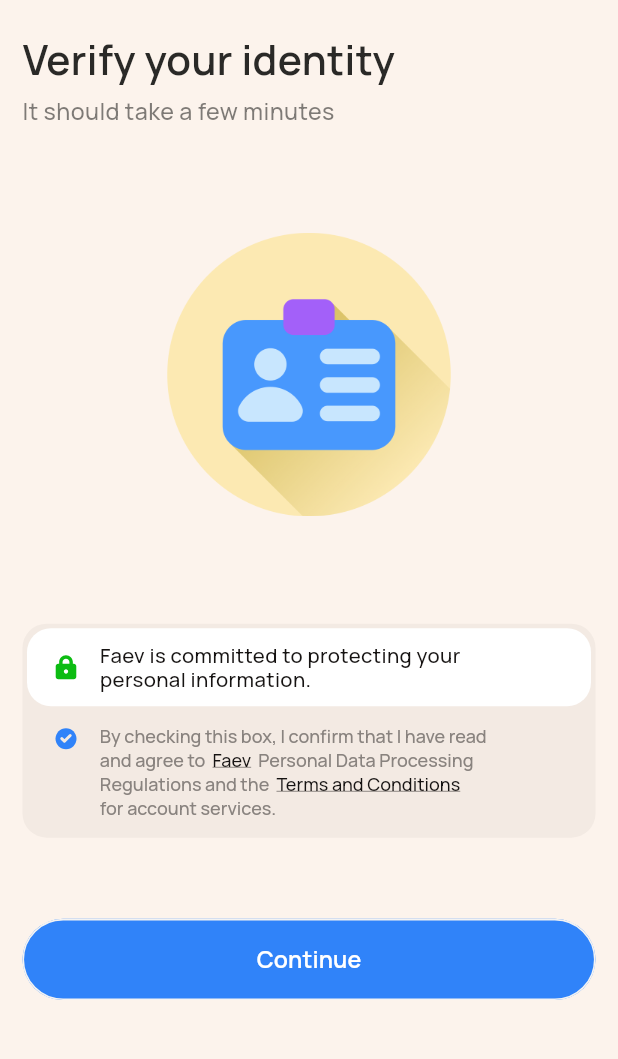
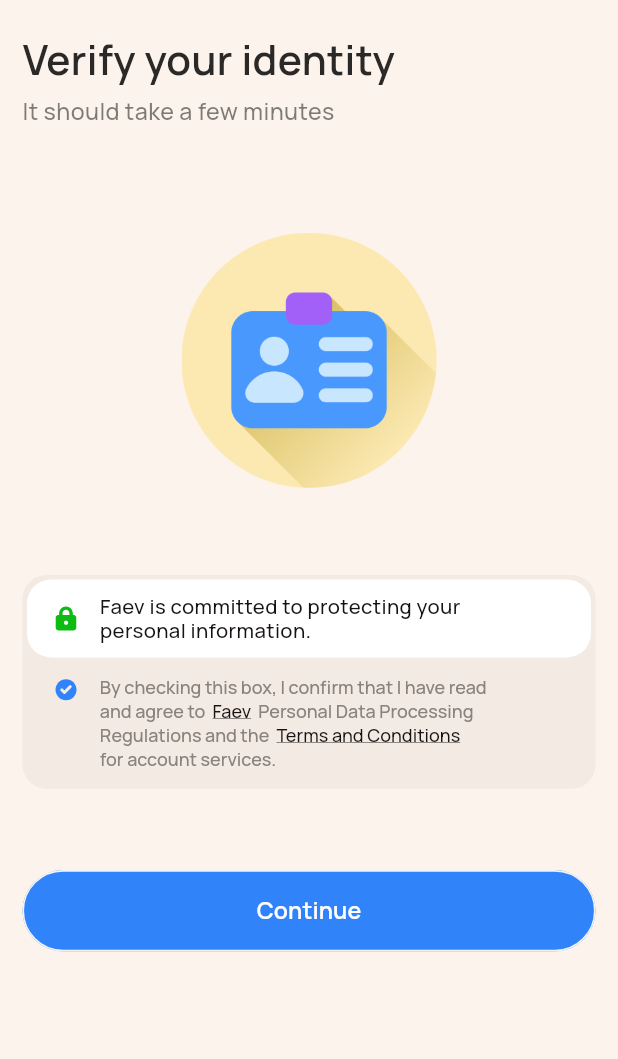
Before and after one commit to TopuFD/Room-Sublease, a Flutter app: the VerifyIdentity screen opened by its route, on a phone screen of 412 x 824 dp, the part 58-1117 px from its top. Run offline on Flutter 3.47's test engine with Material 3 defaults, Android fonts, the phone set to English and light mode, and no system bars; our stand-ins replace cached_network_image, carousel_slider, country_picker, dotted_decoration, flutter_card_swiper, flutter_screenutil and 9 more; accounts and stored records are empty; project files that could hold a hidden picture were left out.

Commit message:
last update code

```diff
--- a/lib/main.dart
+++ b/lib/main.dart
@@ -56,7 +56,7 @@ class MyApp extends StatelessWidget {
           ),
         ),
         getPages: AppRoute.pages,
-        initialRoute: AppRoute.bottomNavScreen,
+        initialRoute: AppRoute.splashScreen,
       ),
     );
   }
--- a/lib/view/comon_screen/complete_profile_screens/verify_identity.dart
+++ b/lib/view/comon_screen/complete_profile_screens/verify_identity.dart
@@ -20,7 +20,8 @@ class VerifyIdentity extends StatelessWidget {
     return Scaffold(
         backgroundColor: Color(0xFFFCF3EC),
         appBar: CommonAppbar(title: ""),
-        body: Padding(
+        body: SingleChildScrollView(
+          child: Padding(
             padding: EdgeInsets.symmetric(horizontal: 15),
             child: Column(
               crossAxisAlignment: CrossAxisAlignment.start,
@@ -47,11 +48,11 @@ class VerifyIdentity extends StatelessWidget {
                   child: CommonImage(
                     imageSrc: AppImage.verify,
                     imageType: ImageType.png,
-                  height: 189,
-                  width: 189,
+                    height: 170,
+                    width: 170,
                   ),
                 ),
-              74.height,
+                60.height,
                 Container(
                   width: Get.width,
                   padding: EdgeInsets.only(left: 3, top: 3, bottom: 12, right: 3),
@@ -155,6 +156,7 @@ class VerifyIdentity extends StatelessWidget {
                 )
               ],
             ),
+          ),
         ));
   }
 }
```
Lines whose indentation alone changed are shown as unchanged.
